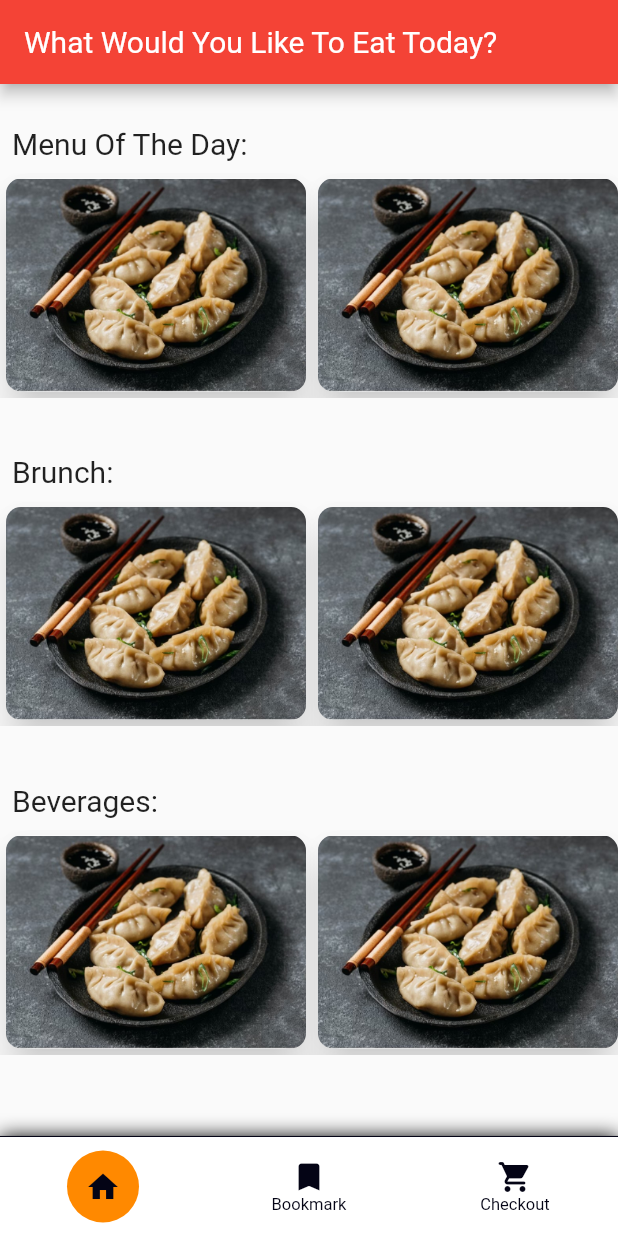
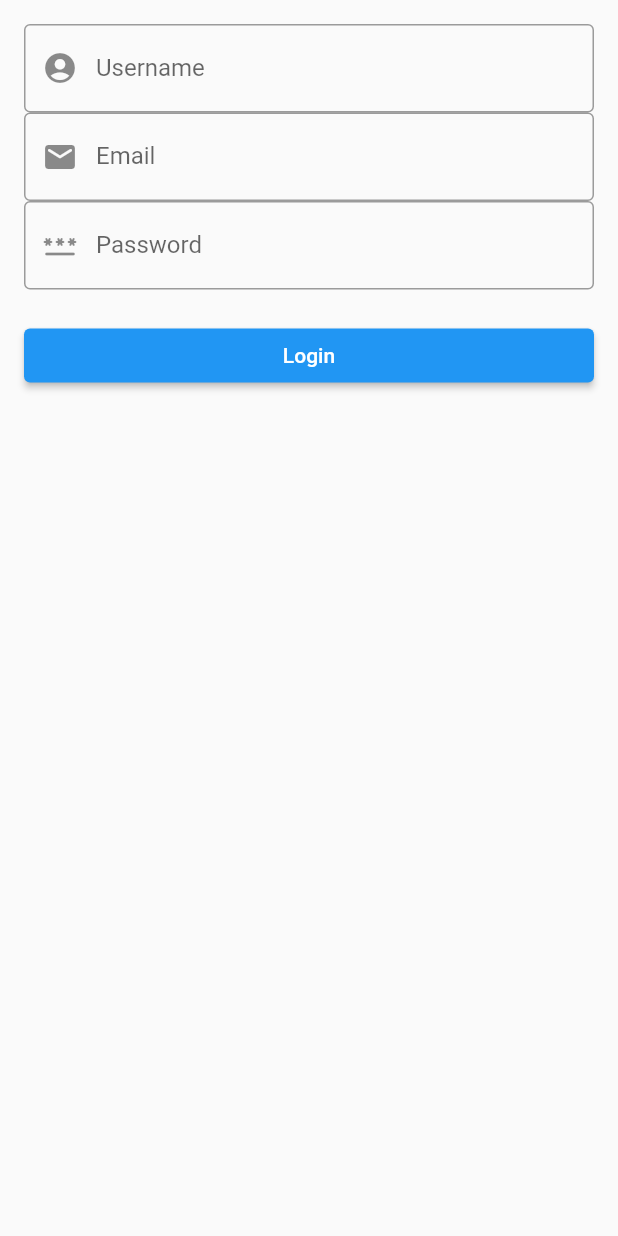
Before and after one commit to limtobias09/Food-Ordering-App-Mini-Project-, a Flutter app: the screen it shows after launch, on a phone screen of 412 x 824 dp. Run offline on Flutter 3.47's test engine with Material 2 defaults, Android fonts, the phone set to English and light mode, and no system bars; drawn by our look-alikes of flutter_snake_navigationbar; our stand-ins replace email_validator, get, shared_preferences.

Commit message:
menambahkan halaman login dan rute untuk ke halaman login

```diff
--- a/food_odering_app/lib/main.dart
+++ b/food_odering_app/lib/main.dart
@@ -14,7 +14,7 @@ class MyApp extends StatelessWidget {
   Widget build(BuildContext context) {
     return GetMaterialApp(
       getPages: AppPage.list,
-      initialRoute: AppRoute.dashboard,
+      initialRoute: AppRoute.login_register,
       debugShowCheckedModeBanner: false,
       theme: ThemeData(
         primaryColor:const Color.fromARGB(255, 212, 130, 130),
--- a/food_odering_app/lib/route/app_page.dart
+++ b/food_odering_app/lib/route/app_page.dart
@@ -2,11 +2,16 @@ import 'package:food_odering_app/view/dashboard/dashboard_binding.dart';
 import 'package:get/get.dart';
 import 'app_route.dart';
 import 'package:food_odering_app/view/dashboard/dashboard_screen.dart';
+import 'package:food_odering_app/view/login_register/login_screen.dart';
 
 //AppPage digunakan untuk mengatur halaman atau rute yang terhubung dengan package get
 //AppPage memiliki properti list yang berisi daftar GetPage yang mewakili sebuah halaman dalam aplikasi
 class AppPage{
   static var list= [
+    GetPage(
+      name: AppRoute.login_register,
+      page: ()=>const LogInScreen(),
+      ),
     GetPage(
       name: AppRoute.dashboard,
       page: ()=>const DashboardScreen(),
--- a/food_odering_app/lib/route/app_route.dart
+++ b/food_odering_app/lib/route/app_route.dart
@@ -2,4 +2,5 @@
 
 class AppRoute{
   static const String dashboard= "/";
+  static const String login_register= "//";
 }
--- /dev/null
+++ b/food_odering_app/lib/view/login_register/login_screen.dart
@@ -0,0 +1,159 @@
+import 'package:flutter/material.dart';
+import 'package:shared_preferences/shared_preferences.dart';
+import 'package:email_validator/email_validator.dart';
+import 'package:food_odering_app/view/home/home_screen.dart';
+
+class LogInScreen extends StatefulWidget {
+  const LogInScreen({super.key});
+
+  @override
+  State<LogInScreen> createState() => _LogInScreenState();
+}
+
+class _LogInScreenState extends State<LogInScreen> {
+
+  final formKey=GlobalKey<FormState>();
+
+  final _nameController= TextEditingController();
+  final _emailController= TextEditingController();
+  final _passwordController= TextEditingController();
+
+  //'logindata' merupakan variabel baru untuk menyimpan SharedPreference
+  //'newUser' merupakan tipe data boolean
+  late SharedPreferences logindata;
+  late bool newUser;
+
+  //'initState' artinya ini akan merupakan fungsi pertama kali yang dipanggil sebelum widget tree nya dibangun
+  @override
+  void initState() {
+    super.initState();
+    checkLogin();
+  }
+
+  //'checkLogin' adalah fungsi asynchronous yang memeriksa apakah user telah login sebelumnya pada aplika menggunakan SharedPreference
+  //'SharedPreferences' digunakan untuk menyimpan info yang perlu diakses kembali oleh aplikasi pada waktu yang beda seperti info login, data pengaturan, atau preferensi pengguna
+  //'SharedPreferences.getInstance()' adalah untuk mendapatkan objek 'SharedPreferences' yang merepresentasikan file shared preferences default pada aplikasi
+  //'await' digunakan untuk menunggu hasil pengembalian dari 'getInstance()' yang merupakan sebuah future sehingga kode selanjutnya akan tunggu sampai objek 'SharedPreferences' selesai
+  //'newUser= logindata.getBool('login') ?? true' gunanya untuk ambil nilai boolean dari shared preferences dengan kunci 'login' kemudian simpan ke dalam varibel 'newUser'
+  //Dalam kasus ini, 'newUser' dipakai untuk cek apakah user sudah pernah login atau belum
+  //'??' adalah operator null-aware yang fungsinya untuk tahu nilai dari shared preferences null atau tidak dapat ditemukan
+  //Kalau true, user akan disuruh login dulu dan kalau false maka akan diarahkan ke halaman HomePageGallery
+  void checkLogin() async{
+  logindata= await SharedPreferences.getInstance();
+  newUser= logindata.getBool('login') ?? true;
+
+  if(newUser==false){
+    Navigator.pushAndRemoveUntil(
+      context,
+      MaterialPageRoute(
+        builder: (context)=> const HomeScreen(),
+        ),
+
+      //'(route) => false' artinya aplikasi akan menentukan semua halaman sebelumnya harus dihapus dari stack karena nilai 'false'
+      (route) => false);
+  }
+  }
+
+  //Method dispose() digunakan untuk menghindari kebocoran memori
+  @override
+  void dispose(){
+    _nameController.dispose();
+    _emailController.dispose();
+    _passwordController.dispose();
+
+    super.dispose();
+  }
+
+  @override
+  Widget build(BuildContext context) {
+    return Scaffold(
+      body: Container(
+        padding: const EdgeInsets.all(16),
+        child: Form(
+          autovalidateMode: AutovalidateMode.onUserInteraction,
+          key: formKey,
+          child: ListView(
+            children: [
+              TextFormField(
+                controller: _nameController,
+                decoration: const InputDecoration(
+                  prefixIcon: Icon(Icons.account_circle_rounded),
+                  labelText: 'Username',
+                  border: OutlineInputBorder(),
+                ),
+                validator: (value){
+
+//'(value!=null && value.length<4)' artinya jika inputan user tidak kosong dan kurang dari lima karakter maka akan ada pesan error
+                  if (value!=null && value.length<4){
+                    return 'Enter at least 4 characters';
+                  }
+                  else{
+                    return null;
+                  }
+                },
+              ),
+
+              TextFormField(
+                controller: _emailController,
+                decoration: const InputDecoration(
+                  prefixIcon: Icon(Icons.email_rounded),
+                  labelText: 'Email',
+                  border: OutlineInputBorder(),
+                ),
+                validator: (email){
+                  if (email!=null && !EmailValidator.validate(email)){
+                    return 'Enter a valid email';
+                  }
+                  else{
+                    return null;
+                  }
+                },
+              ),
+
+              TextFormField(
+                controller: _passwordController,
+                decoration: const InputDecoration(
+                  prefixIcon: Icon(Icons.password_rounded),
+                  labelText: 'Password',
+                  border: OutlineInputBorder(),
+                ),
+                validator: (value){
+                  if (value!=null && value.length<5){
+                    return 'Enter min. 5 Characters';
+                  }
+                  else{
+                    return null;
+                  }
+                },
+              ),
+
+              const SizedBox(height: 20),
+
+              ElevatedButton(
+                onPressed: (){
+                  final isValidForm= formKey.currentState!.validate();
+
+//Jika 'isValidForm' bernilai true, aplikasi akan menyimpan nilai 'false' pada SharedPreferences dengan key 'login'
+//'logindata.setBool('login', false)' artinya aplikasi memanggil metode 'setBool' untuk ubah nilai key 'login' menjadi 'false'
+//Arti 'false' adalah menandakan kalau user sudah melakukan login
+//'pushAndRemoveUntil' akan menghapus semua halaman yang ada pada stack dan menambahkan halaman baru ke stack
+                  if (isValidForm){
+                    logindata.setBool('login', false);
+                    Navigator.pushAndRemoveUntil(
+                      context,
+                      MaterialPageRoute(
+                        builder: (context)=> const HomeScreen(),
+                        ),
+                      (route) => false
+                      );
+                  }
+                },
+                child: const Text('Login'),
+                ),
+            ],
+          ),
+        ),
+      ),
+    );
+  }
+}
--- a/food_odering_app/pubspec.yaml
+++ b/food_odering_app/pubspec.yaml
@@ -30,10 +30,12 @@ environment:
 dependencies:
   badges: ^3.1.1
   cupertino_icons: ^1.0.2
+  email_validator: ^2.1.17
   flutter:
     sdk: flutter
   flutter_snake_navigationbar: ^0.6.1
   get: ^4.6.5
+  shared_preferences: ^2.1.0
 
 dev_dependencies:
   flutter_lints: ^2.0.0
```
Also changed, not shown: food_odering_app/pubspec.lock, 1 other file.
